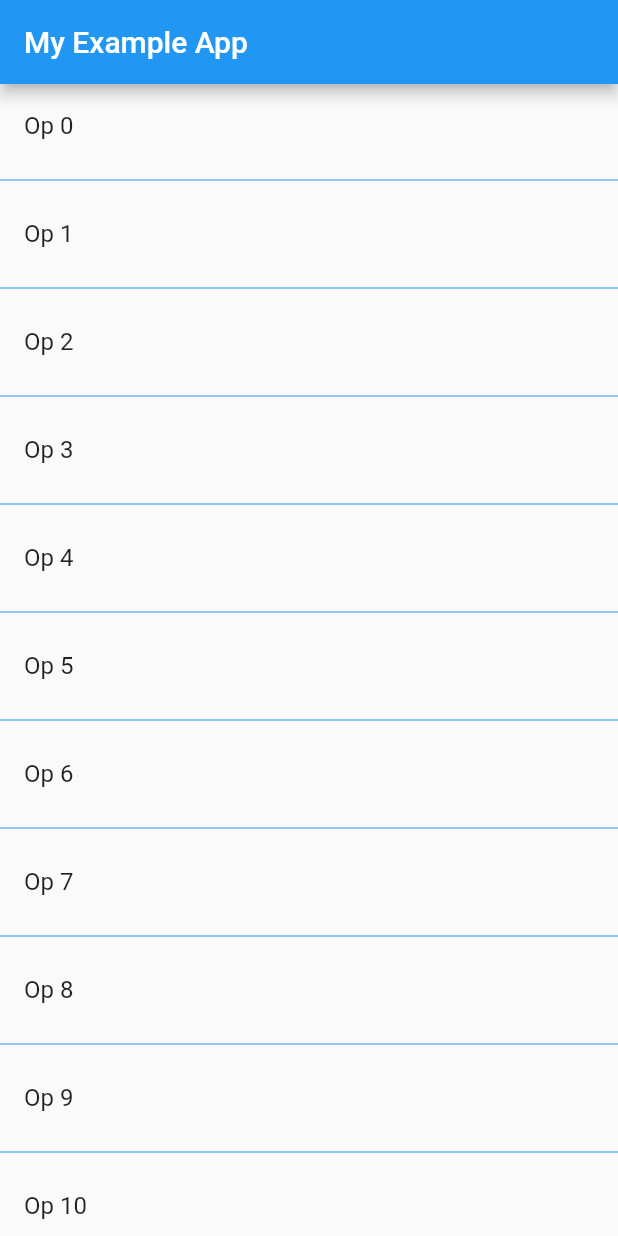
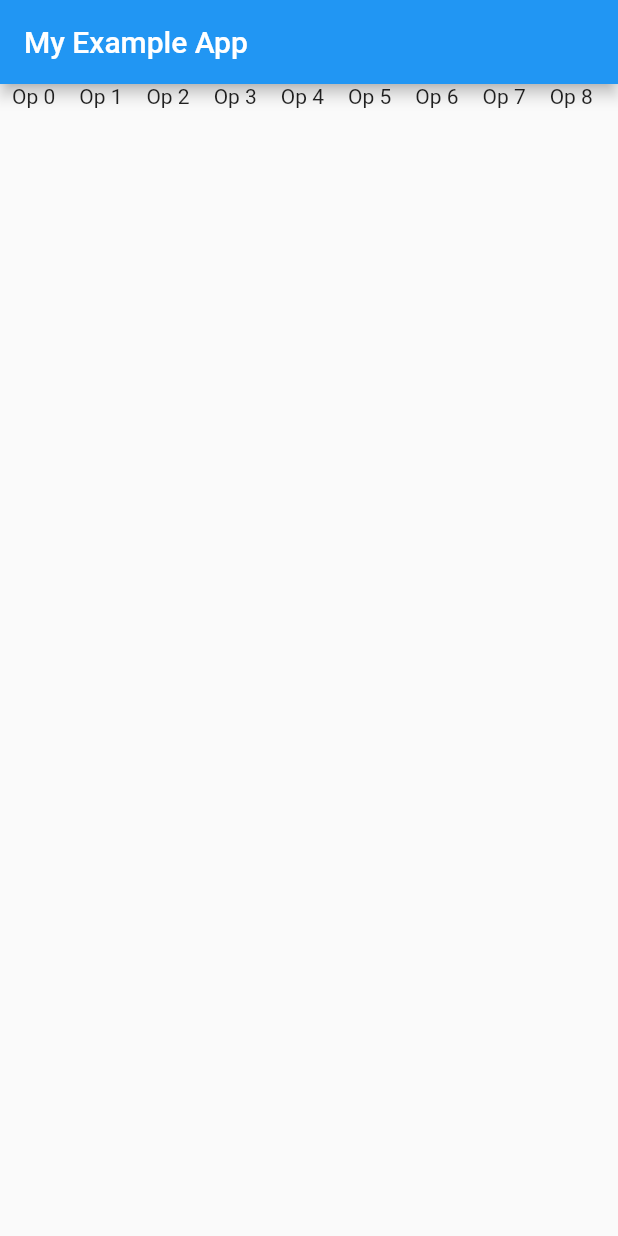
Before and after one commit to AnthonyDugarte/intermediate-flutter-course-examples-2, a Flutter app: the screen it shows after launch, on a phone screen of 412 x 824 dp. Run offline on Flutter 3.47's test engine with Material 2 defaults, Android fonts, the phone set to English and light mode, and no system bars.

Commit message:
Dummy horizontal list view example

```diff
--- a/lib/main.dart
+++ b/lib/main.dart
@@ -26,12 +26,12 @@ class MyApp extends StatefulWidget {
 
 class _MyAppState extends State<MyApp> {
   @override
-  Widget build(BuildContext context) => ListView.separated(
+  Widget build(BuildContext context) => ListView.builder(
         itemCount: 15,
-        itemBuilder: (BuildContext context, int i) => ListTile(
-          title: Text("Op $i"),
+        itemBuilder: (BuildContext context, int i) => Container(
+          margin: EdgeInsets.symmetric(horizontal: 8),
+          child: Text("Op $i"),
         ),
-        separatorBuilder: (BuildContext context, int i) =>
-            Divider(color: Colors.blue),
+        scrollDirection: Axis.horizontal,
       );
 }
```
